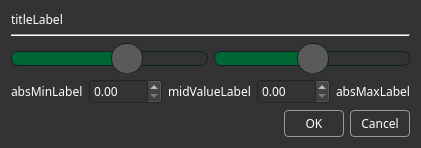
First picture: the form in src/changelimitsdialog.ui, repository IlyaZh/Maiman-Workbench, before the edit.
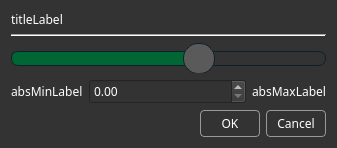
Second picture: the form after the edit.

```diff
--- a/src/changelimitsdialog.ui
+++ b/src/changelimitsdialog.ui
@@ -6,8 +6,8 @@
    <rect>
     <x>0</x>
     <y>0</y>
-    <width>421</width>
-    <height>148</height>
+    <width>337</width>
+    <height>137</height>
    </rect>
   </property>
   <property name="sizePolicy">
@@ -138,66 +138,6 @@
        </property>
       </widget>
      </item>
-     <item>
-      <widget class="QSlider" name="maxSlider">
-       <property name="sizePolicy">
-        <sizepolicy hsizetype="Expanding" vsizetype="Maximum">
-         <horstretch>0</horstretch>
-         <verstretch>0</verstretch>
-        </sizepolicy>
-       </property>
-       <property name="minimumSize">
-        <size>
-         <width>0</width>
-         <height>30</height>
-        </size>
-       </property>
-       <property name="styleSheet">
-        <string notr="true"> QSlider::groove:horizontal {
-      background: rgb(51,51,51);
-      position: absolute; /* absolutely position 4px from the left and right of the widget. setting margins on the widget should work too... */
-      top: 8px; bottom: 8px;
-      height: 15px;
-  }
-
-  QSlider::handle:horizontal {
-      width: 30px;
-      background: rgb(90, 90, 90);
-      margin: -8px 0; /* expand outside the groove */
-      border: 1px solid rgb(13,33,40);
-  	  border-radius: 15px;
-  }
-
-  QSlider::add-page:horizontal {
-      /*background: rgb(0,102,52);*/
-	  border: 1px solid rgb(13,33,40);
-	  border-radius: 7px;
-  }
-
-  QSlider::sub-page:horizontal {
-      /*background: rgb(51,51,51);*/
-     background: rgb(0,102,52);
-      border: 1px solid rgb(13,33,40);
-  	  border-radius: 7px;
-  }
-
-  QSlider::add-page:horizontal:disabled {
-/*     background: rgb(0,102,52);*/
-	background: rgb(60,162,102);
-	  border: 1px solid rgb(13,33,40);
-	  border-radius: 7px;
-  }
-
-</string>
-       </property>
-       <property name="value">
-        <number>50</number>
-       </property>
-       <property name="orientation">
-        <enum>Qt::Horizontal</enum>
-       </property>
-      </widget>
-     </item>
     </layout>
    </item>
    <item>
@@ -243,47 +183,7 @@
       </widget>
      </item>
      <item>
-      <widget class="QLabel" name="midValueLabel">
-       <property name="sizePolicy">
-        <sizepolicy hsizetype="Maximum" vsizetype="Preferred">
-         <horstretch>0</horstretch>
-         <verstretch>0</verstretch>
-        </sizepolicy>
-       </property>
-       <property name="font">
-        <font>
-         <family>Share Tech Mono</family>
-        </font>
-       </property>
-       <property name="text">
-        <string>midValueLabel</string>
-       </property>
-      </widget>
-     </item>
-     <item>
-      <widget class="QDoubleSpinBox" name="maxValueSpinBox">
-       <property name="sizePolicy">
-        <sizepolicy hsizetype="MinimumExpanding" vsizetype="Fixed">
-         <horstretch>0</horstretch>
-         <verstretch>0</verstretch>
-        </sizepolicy>
-       </property>
-       <property name="font">
-        <font>
-         <family>Share Tech Mono</family>
-        </font>
-       </property>
-       <property name="styleSheet">
-        <string notr="true">QDoubleSpinBox {
-	background: rgb(51,51,51);
-	color: #fff;
-}
-</string>
-       </property>
-      </widget>
-     </item>
-     <item>
-      <widget class="QLabel" name="absMaxLabel">
+      <widget class="QLabel" name="maxLabel">
        <property name="sizePolicy">
         <sizepolicy hsizetype="Maximum" vsizetype="Preferred">
          <horstretch>0</horstretch>
```
Left out of the diff: 6 changed lines with no effect on the pictures.
